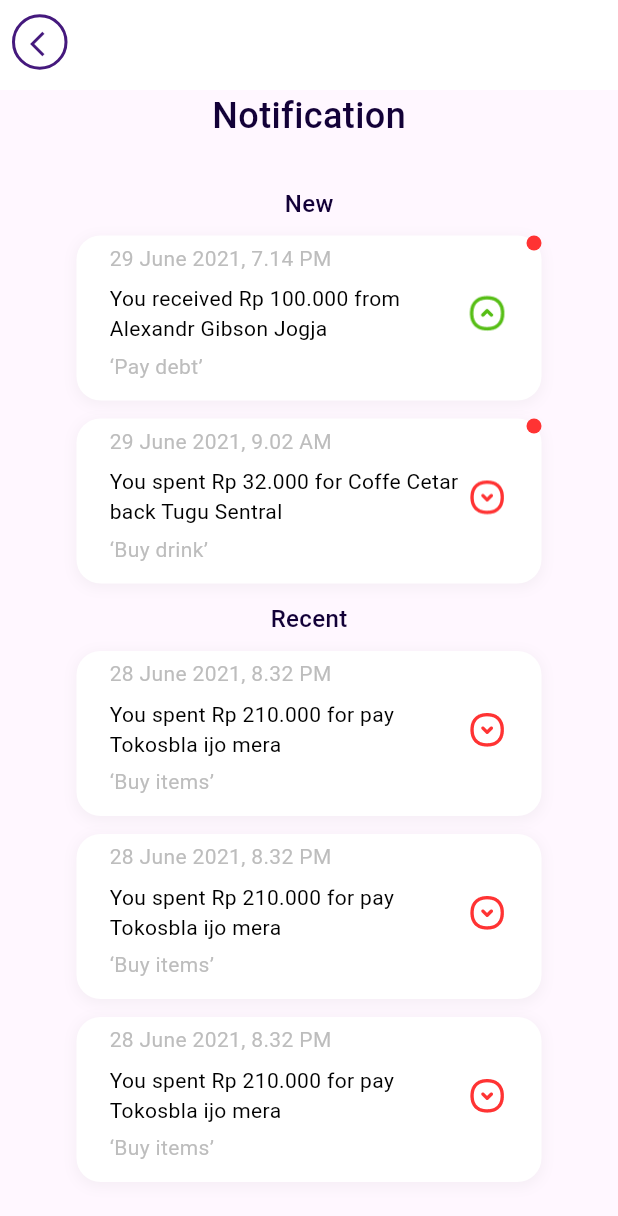
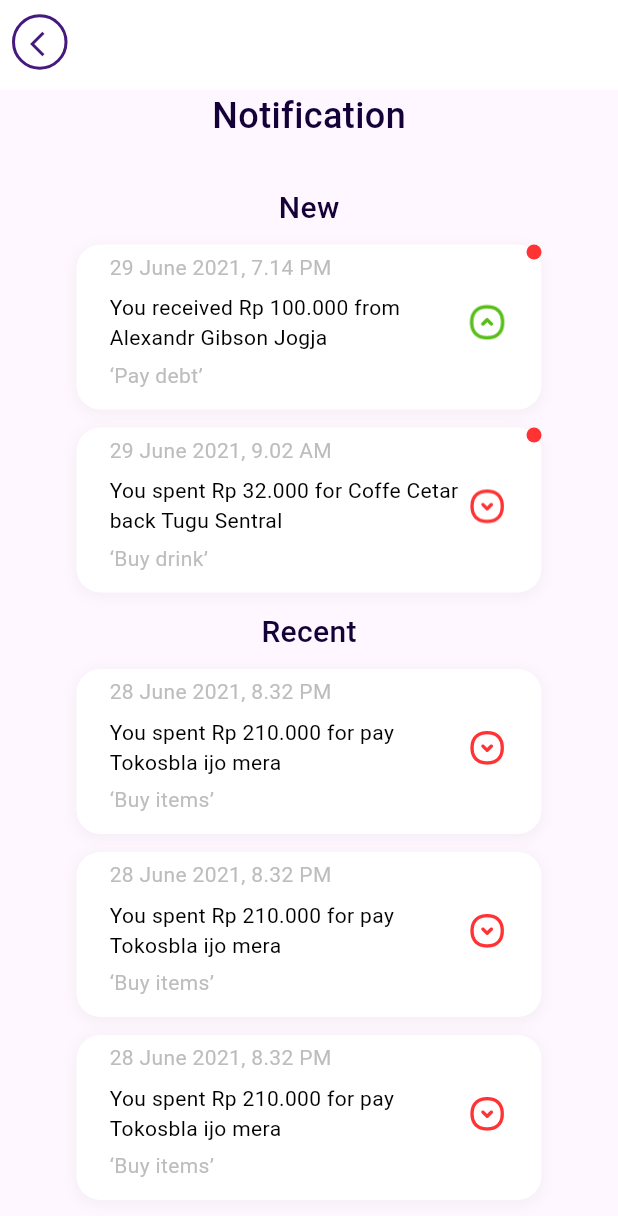
Before and after one commit to MokarmDev/wallet-app, a Flutter app: the NotificationView screen opened directly, on a phone screen of 412 x 824 dp. Shown: the top 1216 px of the screen. Run offline on Flutter 3.47's test engine with Material 3 defaults, Android fonts, the phone set to English and light mode, and no system bars; our stand-ins replace dot_navigation_bar, gap, image_picker.

Commit message:
Change fontSize to label in notification

```diff
--- a/lib/screens/detail_card_screen.dart
+++ b/lib/screens/detail_card_screen.dart
@@ -51,7 +51,7 @@ class DetailCardView extends StatelessWidget {
                   child: Text(
                     'Delete Card',
                     style: TextStyles.textTexStyle(
-                      color: MyColor.primaryColor,
+                      color: Colors.redAccent,
                       fontSize: 18,
                       fontWeight: FontWeight.w500,
                     ),
--- a/lib/screens/notification_screen.dart
+++ b/lib/screens/notification_screen.dart
@@ -41,7 +41,7 @@ class NotificationView extends StatelessWidget {
                 child: Text(
                   'New',
                   style: TextStyles.titleTexStyle(
-                    fontSize: 16,
+                    fontSize: 20,
                     fontWeight: FontWeight.w500,
                   ),
                 ),
@@ -72,7 +72,7 @@ class NotificationView extends StatelessWidget {
                     child: Text(
                       'Recent',
                       style: TextStyles.titleTexStyle(
-                        fontSize: 16,
+                        fontSize: 20,
                         fontWeight: FontWeight.w500,
                       ),
                     ),
```
